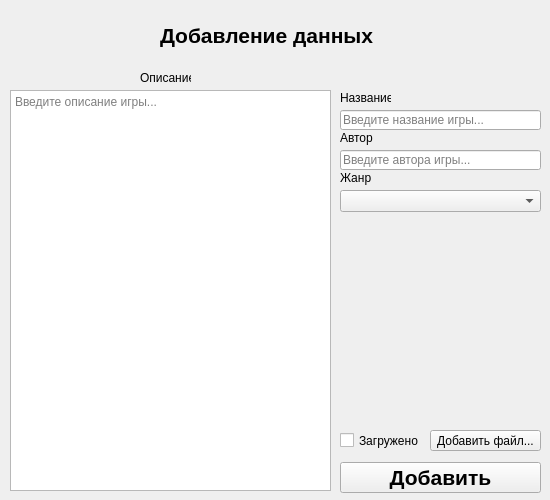
Above: data/designs/add_game.ui from Woolfer0097/GameLibrary before the change. Below: the same form after it.
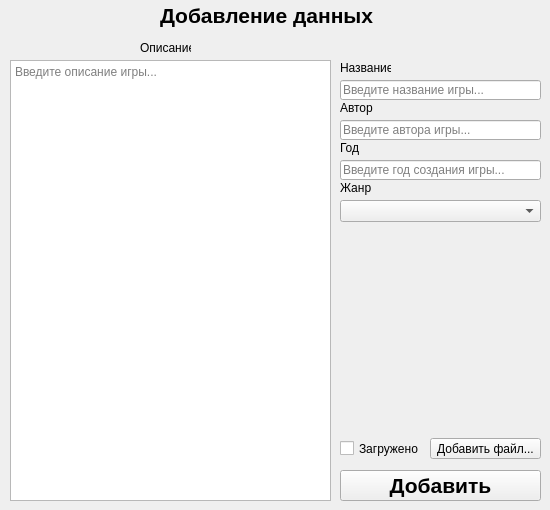
That is the form after the change.

Commit message: Added ability to add games

Diff of the .ui file:
```diff
--- a/data/designs/add_game.ui
+++ b/data/designs/add_game.ui
@@ -7,7 +7,7 @@
     <x>0</x>
     <y>0</y>
     <width>550</width>
-    <height>500</height>
+    <height>510</height>
    </rect>
   </property>
   <property name="windowTitle">
@@ -17,7 +17,7 @@
    <property name="geometry">
     <rect>
      <x>340</x>
-     <y>430</y>
+     <y>438</y>
      <width>81</width>
      <height>21</height>
     </rect>
@@ -30,7 +30,7 @@
    <property name="geometry">
     <rect>
      <x>430</x>
-     <y>430</y>
+     <y>438</y>
      <width>111</width>
      <height>21</height>
     </rect>
@@ -43,9 +43,9 @@
    <property name="geometry">
     <rect>
      <x>10</x>
-     <y>90</y>
+     <y>60</y>
      <width>321</width>
-     <height>401</height>
+     <height>441</height>
     </rect>
    </property>
    <property name="placeholderText">
@@ -56,7 +56,7 @@
    <property name="geometry">
     <rect>
      <x>340</x>
-     <y>110</y>
+     <y>80</y>
      <width>201</width>
      <height>20</height>
     </rect>
@@ -69,7 +69,7 @@
    <property name="geometry">
     <rect>
      <x>340</x>
-     <y>150</y>
+     <y>120</y>
      <width>201</width>
      <height>20</height>
     </rect>
@@ -82,7 +82,7 @@
    <property name="geometry">
     <rect>
      <x>340</x>
-     <y>220</y>
+     <y>230</y>
      <width>200</width>
      <height>200</height>
     </rect>
@@ -95,7 +95,7 @@
    <property name="geometry">
     <rect>
      <x>340</x>
-     <y>90</y>
+     <y>60</y>
      <width>51</width>
      <height>16</height>
     </rect>
@@ -108,7 +108,7 @@
    <property name="geometry">
     <rect>
      <x>340</x>
-     <y>130</y>
+     <y>100</y>
      <width>51</width>
      <height>16</height>
     </rect>
@@ -121,7 +121,7 @@
    <property name="geometry">
     <rect>
      <x>140</x>
-     <y>70</y>
+     <y>40</y>
      <width>51</width>
      <height>16</height>
     </rect>
@@ -134,7 +134,7 @@
    <property name="geometry">
     <rect>
      <x>340</x>
-     <y>190</y>
+     <y>200</y>
      <width>201</width>
      <height>22</height>
     </rect>
@@ -144,7 +144,7 @@
    <property name="geometry">
     <rect>
      <x>340</x>
-     <y>170</y>
+     <y>180</y>
      <width>51</width>
      <height>16</height>
     </rect>
@@ -157,7 +157,7 @@
    <property name="geometry">
     <rect>
      <x>160</x>
-     <y>20</y>
+     <y>0</y>
      <width>231</width>
      <height>31</height>
     </rect>
@@ -177,7 +177,7 @@
    <property name="geometry">
     <rect>
      <x>340</x>
-     <y>462</y>
+     <y>470</y>
      <width>201</width>
      <height>31</height>
     </rect>
@@ -193,6 +193,32 @@
     <string>Добавить</string>
    </property>
   </widget>
+  <widget class="QLabel" name="label_6">
+   <property name="geometry">
+    <rect>
+     <x>340</x>
+     <y>140</y>
+     <width>51</width>
+     <height>16</height>
+    </rect>
+   </property>
+   <property name="text">
+    <string>Год</string>
+   </property>
+  </widget>
+  <widget class="QLineEdit" name="line_year">
+   <property name="geometry">
+    <rect>
+     <x>340</x>
+     <y>160</y>
+     <width>201</width>
+     <height>20</height>
+    </rect>
+   </property>
+   <property name="placeholderText">
+    <string>Введите год создания игры...</string>
+   </property>
+  </widget>
  </widget>
  <resources/>
  <connections/>
```
Left out of the diff: 8 changed lines with no effect on the pictures. The commit also changes 5 other files.
